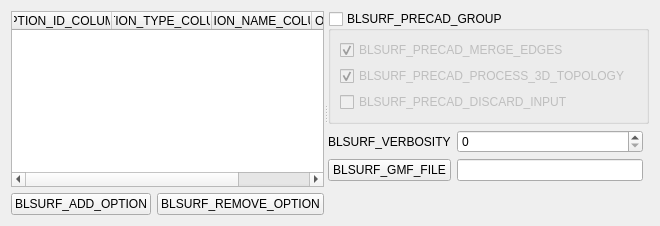
Old version of the form src/GUI/BLSURFPluginGUI_AdvWidget_QTD.ui in the repository SalomePlatform/blsurfplugin.
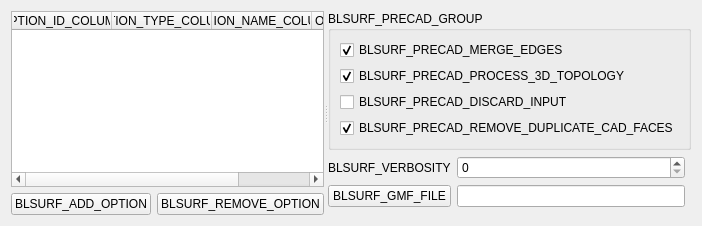
New version of the form.

Commit message: CEA_1537: remove deprecated precad to be able to use MeshGems 2.3 - removing calls to PreCAD process - PreCAD options are called as CADSurf Options - adding remove_duplicate_cad_faces option as standard option to disable it by default since we can't deactivate all preprocessing tasks as before - removing deprecated basic periodicity

Diff of the .ui file:
```diff
--- a/src/GUI/BLSURFPluginGUI_AdvWidget_QTD.ui
+++ b/src/GUI/BLSURFPluginGUI_AdvWidget_QTD.ui
@@ -6,7 +6,7 @@
    <rect>
     <x>0</x>
     <y>0</y>
-    <width>646</width>
+    <width>653</width>
     <height>226</height>
    </rect>
   </property>
@@ -16,7 +16,7 @@
      <property name="orientation">
       <enum>Qt::Horizontal</enum>
      </property>
-     <widget class="QWidget" name="">
+     <widget class="QWidget" name="layoutWidget">
       <layout class="QGridLayout" name="gridLayout_3">
        <item row="0" column="0" colspan="2">
         <widget class="QTableWidget" name="myOptionTable">
@@ -70,7 +70,7 @@
        </item>
       </layout>
      </widget>
-     <widget class="QWidget" name="">
+     <widget class="QWidget" name="layoutWidget">
       <layout class="QGridLayout" name="gridLayout_2">
        <property name="topMargin">
         <number>0</number>
@@ -81,7 +81,7 @@
           <string>BLSURF_PRECAD_GROUP</string>
          </property>
          <property name="checkable">
-          <bool>true</bool>
+          <bool>false</bool>
          </property>
          <property name="checked">
           <bool>false</bool>
@@ -114,6 +114,16 @@
             </property>
            </widget>
           </item>
+          <item row="3" column="0" colspan="2">
+           <widget class="QCheckBox" name="myPreCADRemoveDuplicateCADFaces">
+            <property name="text">
+             <string>BLSURF_PRECAD_REMOVE_DUPLICATE_CAD_FACES</string>
+            </property>
+            <property name="checked">
+             <bool>true</bool>
+            </property>
+           </widget>
+          </item>
          </layout>
         </widget>
        </item>
```
Left out of the diff: 1 changed line with no effect on the pictures. The commit also changes 24 other files.
